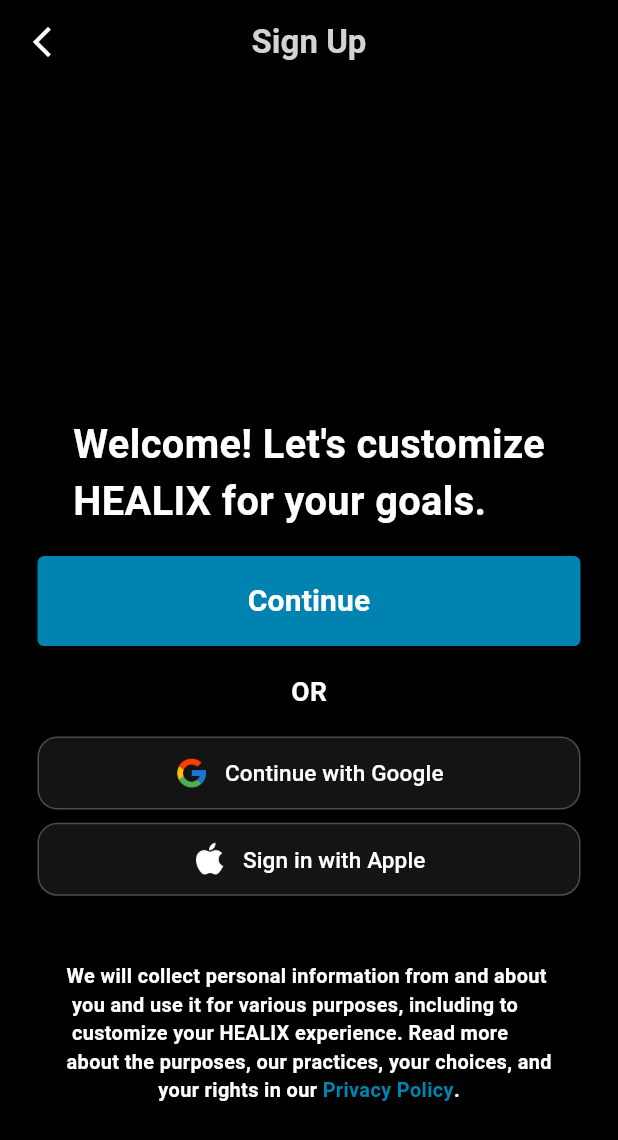
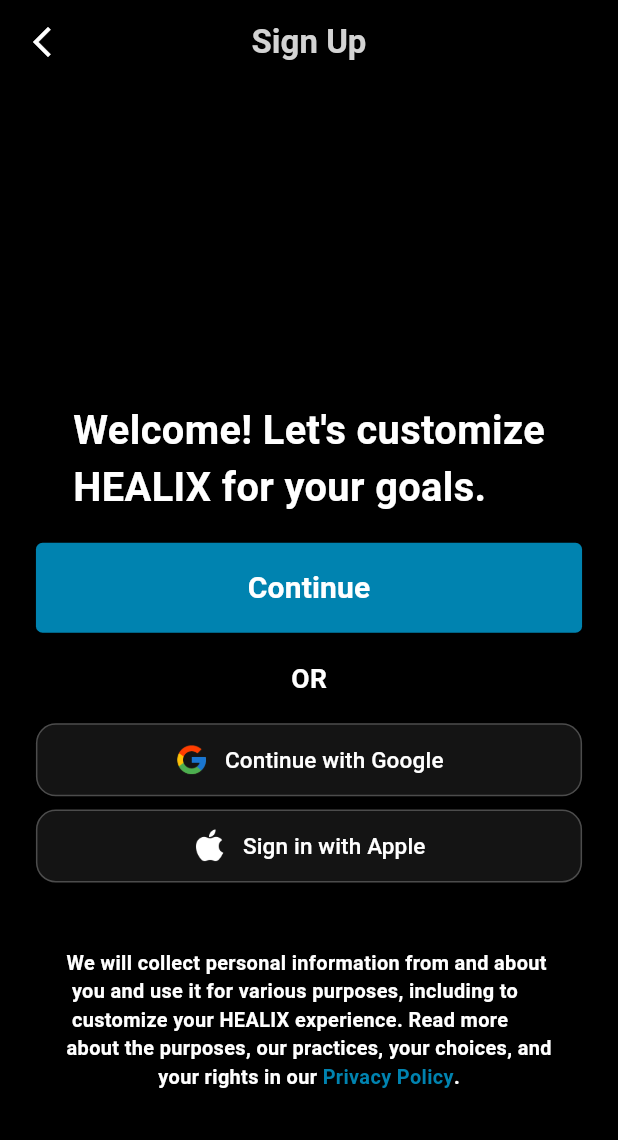
Before and after one commit to ahmednaderahmednader1717-art/HEALIX, a Flutter app: the SignUpScreen screen opened directly, on a phone screen of 412 x 824 dp. Shown: the top 1140 px of the screen. Run offline on Flutter 3.47's test engine with Material 3 defaults, Android fonts, the phone set to English and light mode, and no system bars; our stand-ins replace carousel_slider, flutter_svg, gap, google_fonts; project files that could hold a hidden picture were left out.

Commit message:
sign up responsive done

```diff
--- a/lib/views/sign_up_screen.dart
+++ b/lib/views/sign_up_screen.dart
@@ -7,9 +7,14 @@
 import 'package:test_splash/widgets/healix_primary_button.dart';
 import 'package:test_splash/widgets/social_button.dart';
 
-class SignUpScreen extends StatelessWidget {
+class SignUpScreen extends StatefulWidget {
   const SignUpScreen({super.key});
 
+  @override
+  State<SignUpScreen> createState() => _SignUpScreenState();
+}
+
+class _SignUpScreenState extends State<SignUpScreen> {
   @override
   Widget build(BuildContext context) {
     final screenWidth = MediaQuery.of(context).size.width;
@@ -44,10 +49,11 @@
         ),
       ),
       body: Padding(
-        padding: const EdgeInsets.symmetric(horizontal: 25),
+        padding: EdgeInsets.symmetric(horizontal: 25 * w),
+        child: SingleChildScrollView(
           child: Column(
             children: [
-            Gap(250 * h),
+              Gap(240 * h),
               Text(
                 "Welcome! Let's customize\nHEALIX for your goals.",
                 style: GoogleFonts.inriaSans(
@@ -136,6 +142,7 @@
             ],
           ),
         ),
+      ),
     );
   }
 }
```
Lines whose indentation alone changed are shown as unchanged.
